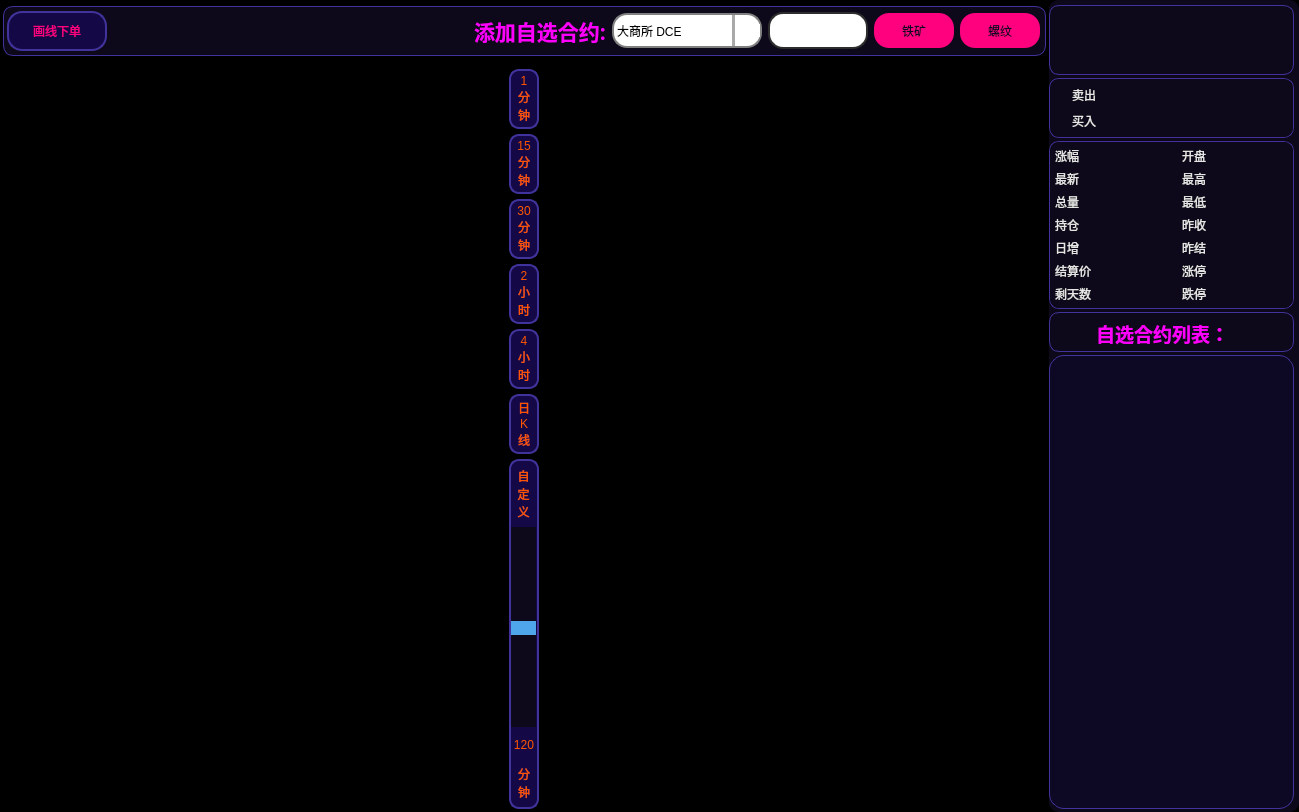
The window that MainFrame.ui (shiyindebcd/Kline_UI) describes before a commit, drawn with Qt 5.
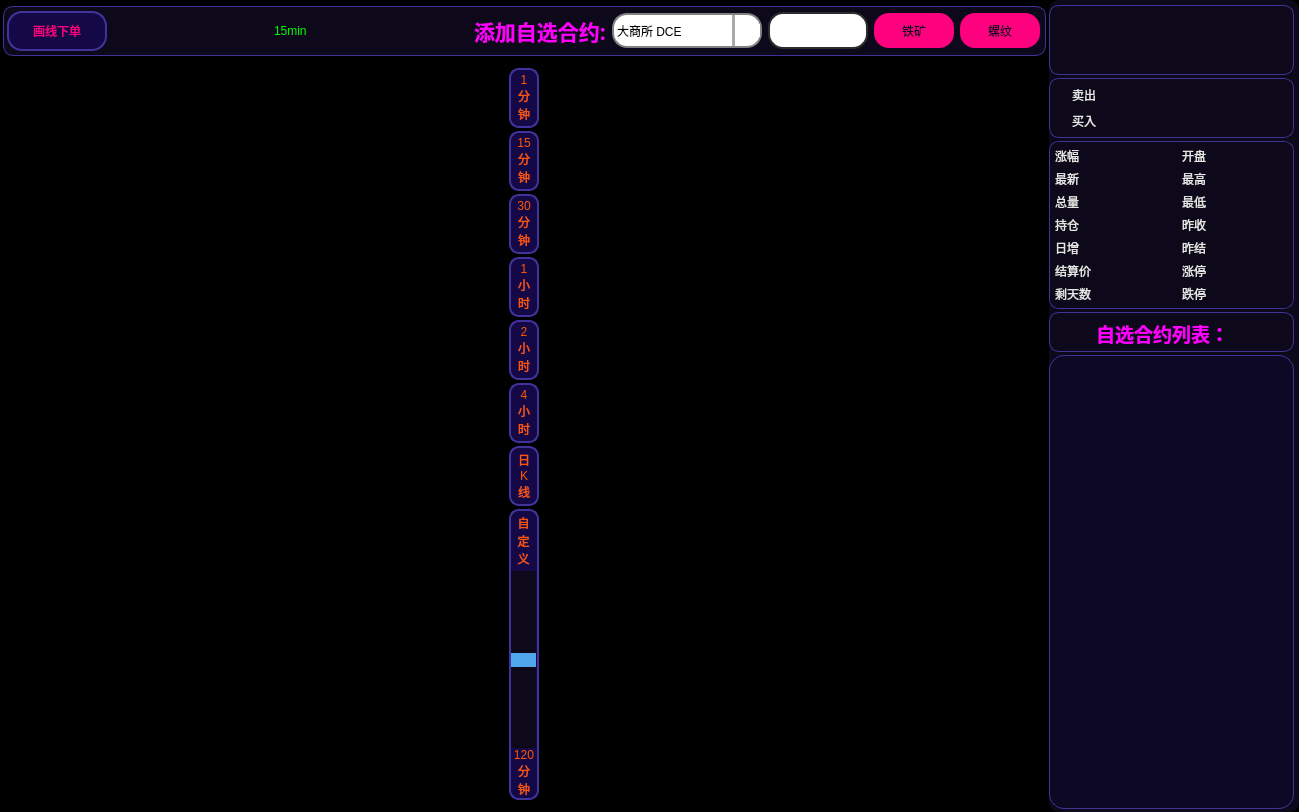
The same window after the commit. Icons and pictures are not drawn.

What changed in the file:
```diff
--- a/MainFrame.ui
+++ b/MainFrame.ui
@@ -281,7 +281,7 @@
 </string>
                     </property>
                     <property name="text">
-                     <string/>
+                     <string>15min</string>
                     </property>
                    </widget>
                   </item>
@@ -613,21 +613,15 @@
                     </property>
                     <layout class="QVBoxLayout" name="verticalLayout_3">
                      <property name="spacing">
-                      <number>5</number>
+                      <number>3</number>
                      </property>
                      <property name="leftMargin">
                       <number>0</number>
                      </property>
-                     <property name="topMargin">
-                      <number>10</number>
-                     </property>
                      <property name="rightMargin">
                       <number>0</number>
                      </property>
-                     <property name="bottomMargin">
-                      <number>0</number>
-                     </property>
-                     <item alignment="Qt::AlignHCenter">
+                     <item>
                       <widget class="QPushButton" name="Btn_klines_1min">
                        <property name="minimumSize">
                         <size>
@@ -667,7 +661,7 @@
                        </property>
                       </widget>
                      </item>
-                     <item alignment="Qt::AlignHCenter">
+                     <item>
                       <widget class="QPushButton" name="Btn_klines_15min">
                        <property name="minimumSize">
                         <size>
@@ -707,7 +701,7 @@
                        </property>
                       </widget>
                      </item>
-                     <item alignment="Qt::AlignHCenter">
+                     <item>
                       <widget class="QPushButton" name="Btn_klines_30min">
                        <property name="minimumSize">
                         <size>
@@ -747,7 +741,47 @@
                        </property>
                       </widget>
                      </item>
-                     <item alignment="Qt::AlignHCenter">
+                     <item>
+                      <widget class="QPushButton" name="Btn_klines_1hour">
+                       <property name="minimumSize">
+                        <size>
+                         <width>30</width>
+                         <height>60</height>
+                        </size>
+                       </property>
+                       <property name="maximumSize">
+                        <size>
+                         <width>30</width>
+                         <height>60</height>
+                        </size>
+                       </property>
+                       <property name="styleSheet">
+                        <string notr="true">QPushButton {
+	color: rgb(255, 85, 0);	
+	font: 700 10pt &quot;等线&quot;;
+	border: 2px solid rgb(65, 51, 156);
+	border-radius: 10px;
+	background-color: rgb(20, 9, 70);
+	text-align: center;
+}
+
+QPushButton:hover {
+	border: 2px solid rgb(255, 85, 0);
+}
+
+QPushButton:pressed {
+	
+	color: rgb(255, 0, 0);
+}</string>
+                       </property>
+                       <property name="text">
+                        <string>1
+小
+时</string>
+                       </property>
+                      </widget>
+                     </item>
+                     <item>
                       <widget class="QPushButton" name="Btn_klines_2hour">
                        <property name="minimumSize">
                         <size>
@@ -787,7 +821,7 @@
                        </property>
                       </widget>
                      </item>
-                     <item alignment="Qt::AlignHCenter">
+                     <item>
                       <widget class="QPushButton" name="Btn_klines_4hour">
                        <property name="minimumSize">
                         <size>
@@ -827,7 +861,7 @@
                        </property>
                       </widget>
                      </item>
-                     <item alignment="Qt::AlignHCenter">
+                     <item>
                       <widget class="QPushButton" name="Btn_klines_daily">
                        <property name="minimumSize">
                         <size>
@@ -867,7 +901,7 @@
                        </property>
                       </widget>
                      </item>
-                     <item alignment="Qt::AlignHCenter">
+                     <item>
                       <widget class="QFrame" name="frame_22">
                        <property name="minimumSize">
                         <size>
```
